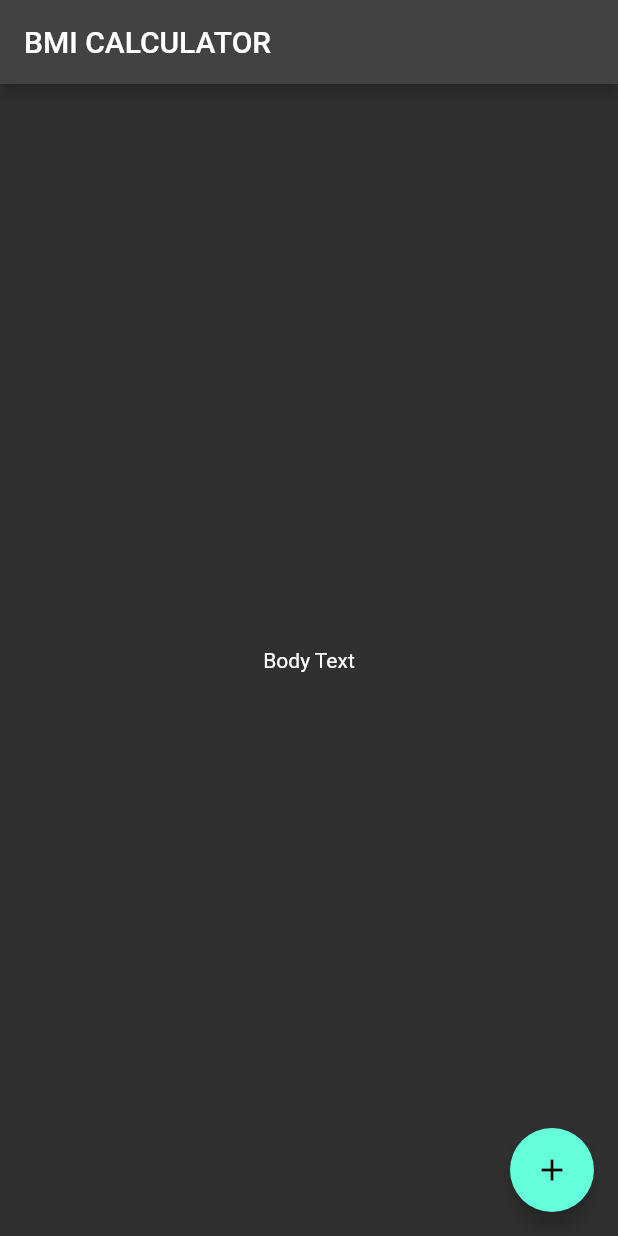
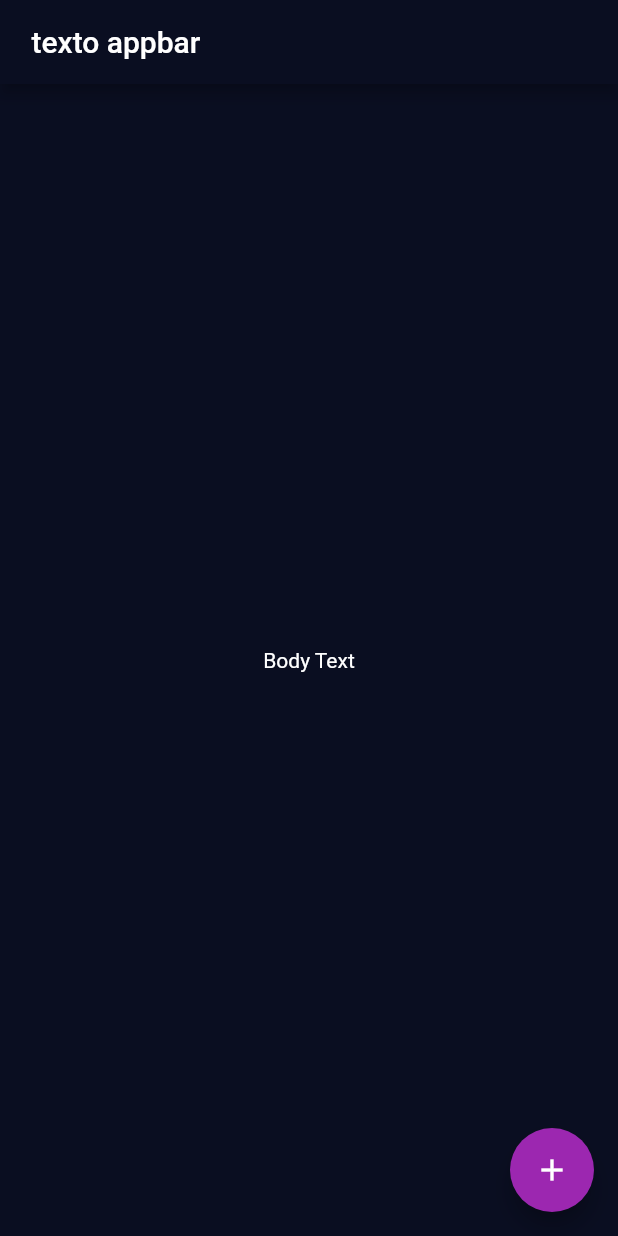
Before and after one commit to oliveiradg/imcFlutter, a Flutter app: the screen it shows after launch, on a phone screen of 412 x 824 dp. Run offline on Flutter 3.47's test engine with Material 2 defaults, Android fonts, the phone set to English and light mode, and no system bars.

Commit message:
feat: criação pasta views, ciração themedata dark

```diff
--- a/lib/main.dart
+++ b/lib/main.dart
@@ -1,4 +1,5 @@
 import 'package:flutter/material.dart';
+import 'package:imc/views/input_page_view.dart';
 
 void main() {
   runApp(CalculadoraIMC());
@@ -11,36 +12,20 @@ class CalculadoraIMC extends StatelessWidget {
   @override
   Widget build(BuildContext context) {
     return MaterialApp(
-      theme: ThemeData.dark(),
+      theme: ThemeData(
+        colorScheme: ColorScheme.fromSwatch().copyWith(
+          primary: const Color(0xFF0A0E21),
+          secondary: Colors.purple,
+        ),
+        scaffoldBackgroundColor: const Color(0xFF0A0E21),
+        textTheme: const TextTheme(
+          bodyText2: TextStyle(
+           color:  Color(0xFFFFFFFF),
+          ),
+        ),
+      ),
       title: 'Calculadora IMC',
-
-
       home: const InputPage(),
     );
   }
 }
-
-class InputPage extends StatefulWidget {
-  const InputPage({Key? key}) : super(key: key);
-
-  @override
-  State<InputPage> createState() => _InputPageState();
-}
-
-class _InputPageState extends State<InputPage> {
-  @override
-  Widget build(BuildContext context) {
-    return Scaffold(
-      appBar: AppBar(
-        title: Text('BMI CALCULATOR'),
-      ),
-      body: Center(
-        child: Text('Body Text'),
-      ),
-      floatingActionButton: FloatingActionButton(
-        onPressed: () {  },
-        child: Icon(Icons.add),
-      ),
-    );
-  }
-}
--- /dev/null
+++ b/lib/views/input_page_view.dart
@@ -0,0 +1,26 @@
+import 'package:flutter/material.dart';
+
+class InputPage extends StatefulWidget {
+  const InputPage({Key? key}) : super(key: key);
+
+  @override
+  State<InputPage> createState() => _InputPageState();
+}
+
+class _InputPageState extends State<InputPage> {
+  @override
+  Widget build(BuildContext context) {
+    return Scaffold(
+      appBar: AppBar(
+        title: const Text(' texto appbar'),
+      ),
+      body: const Center(
+        child: Text('Body Text'),
+      ),
+      floatingActionButton: FloatingActionButton(
+        onPressed: () {  },
+        child: const Icon(Icons.add),
+      ),
+    );
+  }
+}
```
